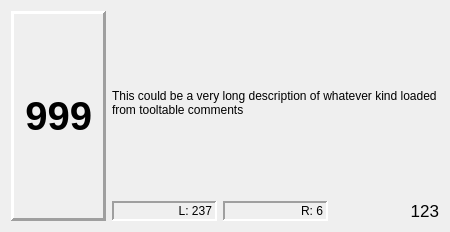
Old version of the form src/UI/ToolInfo.ui in the repository DjangoReinhard/FalconView.
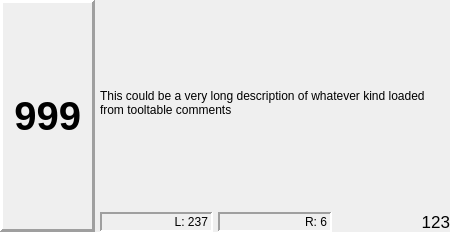
New version of the form.

Patch:
```diff
--- a/src/UI/ToolInfo.ui
+++ b/src/UI/ToolInfo.ui
@@ -14,6 +14,21 @@
    <string>Frame</string>
   </property>
   <layout class="QGridLayout" name="gridLayout">
+   <property name="leftMargin">
+    <number>0</number>
+   </property>
+   <property name="topMargin">
+    <number>0</number>
+   </property>
+   <property name="rightMargin">
+    <number>0</number>
+   </property>
+   <property name="bottomMargin">
+    <number>0</number>
+   </property>
+   <property name="spacing">
+    <number>5</number>
+   </property>
    <item row="1" column="1">
     <widget class="QLabel" name="toolLen">
      <property name="sizePolicy">
```
